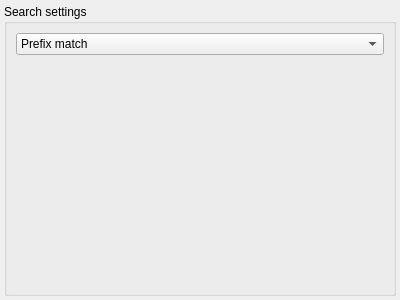
Qt form src/services/appindex/appindexwidget.ui (albertlauncher/albert) before a commit.
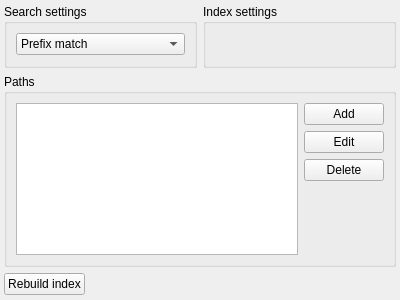
The same form after that commit.

The edit to the form file:
```diff
--- a/src/services/appindex/appindexwidget.ui
+++ b/src/services/appindex/appindexwidget.ui
@@ -24,7 +24,9 @@
     <number>4</number>
    </property>
    <item>
-    <widget class="QGroupBox" name="groupBox">
+    <layout class="QHBoxLayout" name="horizontalLayout_2">
+     <item>
+      <widget class="QGroupBox" name="groupBoxSS">
      <property name="title">
       <string>Search settings</string>
      </property>
@@ -63,6 +65,120 @@
       </item>
      </layout>
     </widget>
+     </item>
+     <item>
+      <widget class="QGroupBox" name="groupBox">
+       <property name="title">
+        <string>Index settings</string>
+       </property>
+       <layout class="QVBoxLayout" name="verticalLayout_5"/>
+      </widget>
+     </item>
+    </layout>
+   </item>
+   <item>
+    <widget class="QGroupBox" name="groupBoxIS">
+     <property name="title">
+      <string>Paths</string>
+     </property>
+     <layout class="QVBoxLayout" name="verticalLayout_3">
+      <item>
+       <layout class="QHBoxLayout" name="horizontalLayout">
+        <item>
+         <widget class="QListWidget" name="listWidget"/>
+        </item>
+        <item>
+         <layout class="QVBoxLayout" name="verticalLayout_4">
+          <item>
+           <widget class="QPushButton" name="pushButton">
+            <property name="text">
+             <string>Add</string>
+            </property>
+           </widget>
+          </item>
+          <item>
+           <widget class="QPushButton" name="pushButton_3">
+            <property name="text">
+             <string>Edit</string>
+            </property>
+           </widget>
+          </item>
+          <item>
+           <widget class="QPushButton" name="pushButton_2">
+            <property name="text">
+             <string>Delete</string>
+            </property>
+           </widget>
+          </item>
+          <item>
+           <spacer name="verticalSpacer_3">
+            <property name="orientation">
+             <enum>Qt::Vertical</enum>
+            </property>
+            <property name="sizeHint" stdset="0">
+             <size>
+              <width>20</width>
+              <height>40</height>
+             </size>
+            </property>
+           </spacer>
+          </item>
+         </layout>
+        </item>
+       </layout>
+      </item>
+      <item>
+       <spacer name="verticalSpacer_2">
+        <property name="orientation">
+         <enum>Qt::Vertical</enum>
+        </property>
+        <property name="sizeHint" stdset="0">
+         <size>
+          <width>20</width>
+          <height>0</height>
+         </size>
+        </property>
+       </spacer>
+      </item>
+     </layout>
+    </widget>
+   </item>
+   <item>
+    <layout class="QHBoxLayout" name="horizontalLayout_3">
+     <item>
+      <widget class="QPushButton" name="pushButton_5">
+       <property name="sizePolicy">
+        <sizepolicy hsizetype="Fixed" vsizetype="Fixed">
+         <horstretch>0</horstretch>
+         <verstretch>0</verstretch>
+        </sizepolicy>
+       </property>
+       <property name="text">
+        <string>Rebuild index</string>
+       </property>
+      </widget>
+     </item>
+     <item>
+      <widget class="QLabel" name="label">
+       <property name="text">
+        <string/>
+       </property>
+      </widget>
+     </item>
+    </layout>
+   </item>
+   <item>
+    <spacer name="verticalSpacer_4">
+     <property name="orientation">
+      <enum>Qt::Vertical</enum>
+     </property>
+     <property name="sizeHint" stdset="0">
+      <size>
+       <width>20</width>
+       <height>40</height>
+      </size>
+     </property>
+    </spacer>
    </item>
   </layout>
  </widget>
```
Lines whose indentation alone changed are shown as unchanged.
